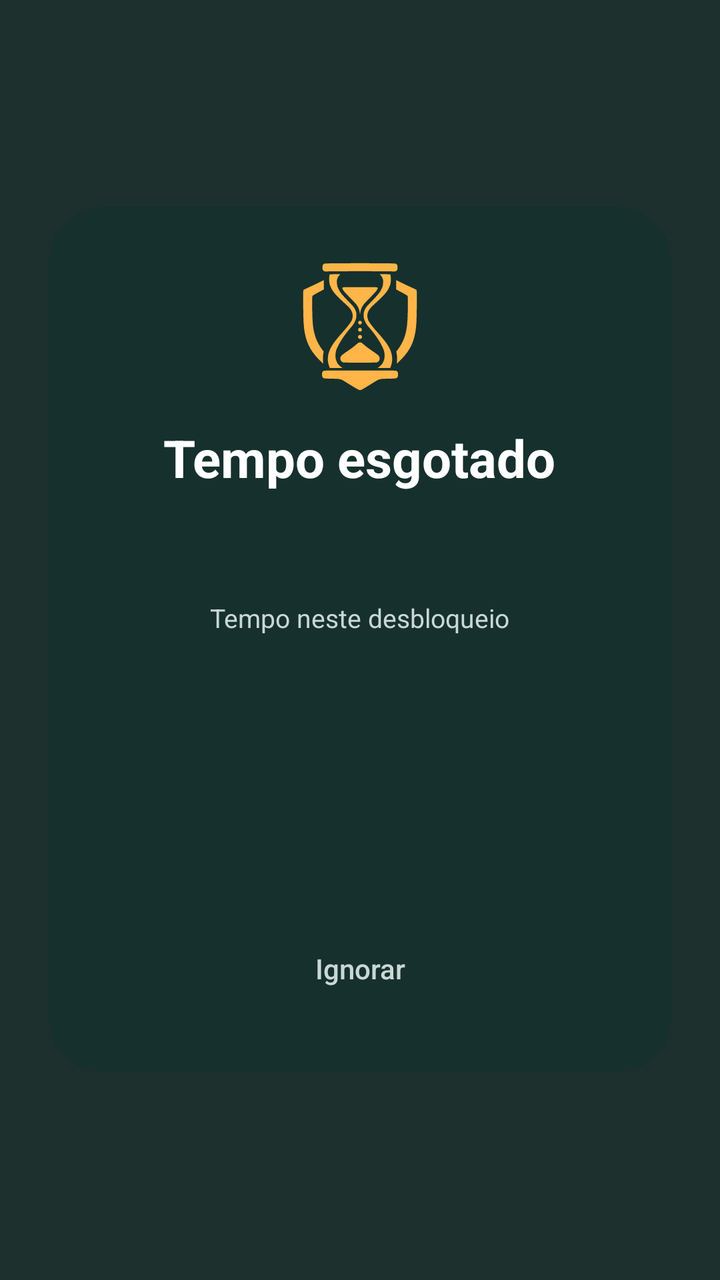
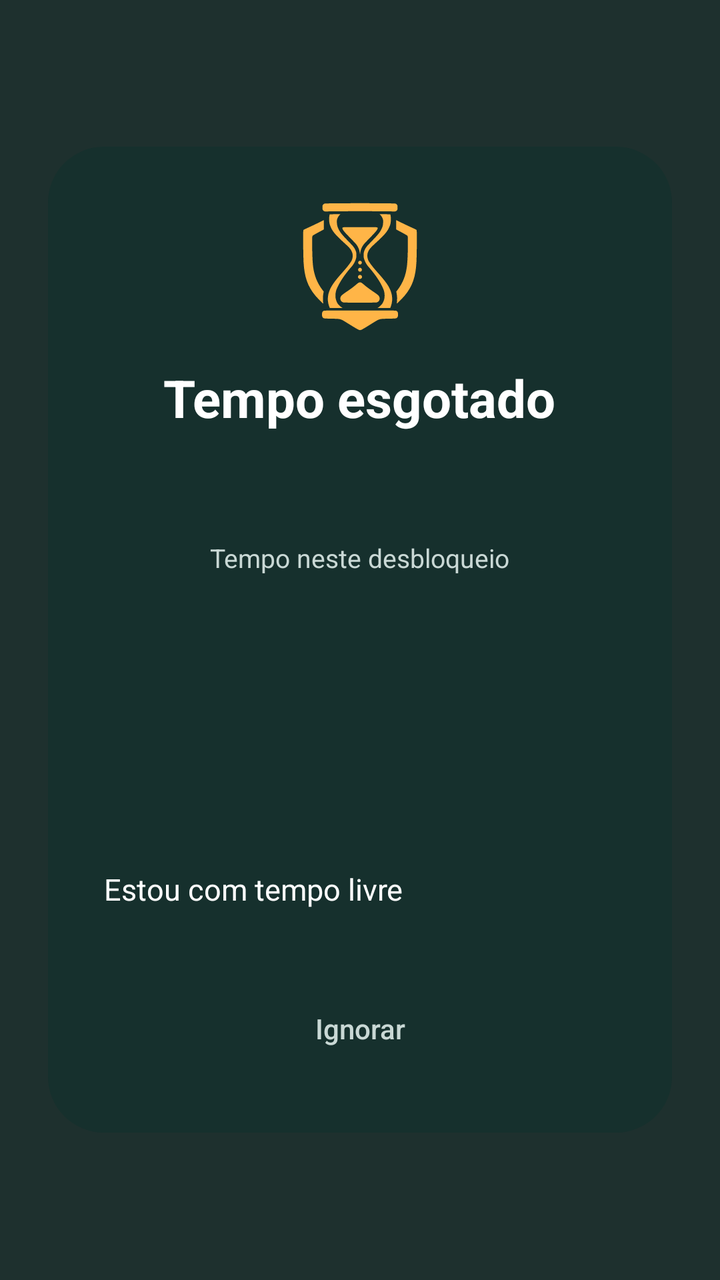

An Android layout rendered at two revisions. The XML below is the earlier revision; the diff shows what the commit changed to produce the second picture.
<!-- AndroidManifest.xml: application theme Theme.FocusGuard -->
<!-- res/layout/overlay_alert.xml -->
<?xml version="1.0" encoding="utf-8"?>
<FrameLayout xmlns:android="http://schemas.android.com/apk/res/android"
    android:layout_width="match_parent"
    android:layout_height="match_parent"
    android:background="@color/overlay_scrim"
    android:clickable="true"
    android:focusable="true">

    <ScrollView
        android:layout_width="match_parent"
        android:layout_height="match_parent"
        android:fillViewport="true"
        android:fitsSystemWindows="true">

        <FrameLayout
            android:layout_width="match_parent"
            android:layout_height="wrap_content">

            <LinearLayout
                android:layout_width="match_parent"
                android:layout_height="wrap_content"
                android:layout_gravity="center"
                android:layout_margin="24dp"
                android:background="@drawable/overlay_card"
                android:gravity="center_horizontal"
                android:orientation="vertical"
                android:padding="28dp">

                <ImageView
                    android:layout_width="64dp"
                    android:layout_height="64dp"
                    android:contentDescription="@null"
                    android:src="@drawable/ic_logo"
                    android:tint="@color/brand_amber" />

                <TextView
                    android:id="@+id/overlay_title"
                    android:layout_width="wrap_content"
                    android:layout_height="wrap_content"
                    android:layout_marginTop="16dp"
                    android:text="@string/overlay_title"
                    android:textColor="@android:color/white"
                    android:textSize="26sp"
                    android:textStyle="bold" />

                <TextView
                    android:id="@+id/overlay_message"
                    android:layout_width="wrap_content"
                    android:layout_height="wrap_content"
                    android:layout_marginTop="8dp"
                    android:gravity="center"
                    android:lineSpacingExtra="2dp"
                    android:textColor="@color/overlay_text_secondary"
                    android:textSize="16sp" />

                <TextView
                    android:layout_width="wrap_content"
                    android:layout_height="wrap_content"
                    android:layout_marginTop="24dp"
                    android:text="@string/overlay_elapsed_label"
                    android:textColor="@color/overlay_text_secondary"
                    android:textSize="13sp" />

                <TextView
                    android:id="@+id/overlay_elapsed"
                    android:layout_width="wrap_content"
                    android:layout_height="wrap_content"
                    android:fontFeatureSettings="tnum"
                    android:textColor="@color/brand_amber"
                    android:textSize="44sp"
                    android:textStyle="bold" />

                <Button
                    android:id="@+id/overlay_snooze"
                    android:layout_width="match_parent"
                    android:layout_height="56dp"
                    android:layout_marginTop="24dp"
                    android:backgroundTint="@color/brand_amber"
                    android:textAllCaps="false"
                    android:textColor="#1B1B1B"
                    android:textSize="16sp" />

                <Button
                    android:id="@+id/overlay_ignore"
                    style="?android:attr/borderlessButtonStyle"
                    android:layout_width="match_parent"
                    android:layout_height="48dp"
                    android:layout_marginTop="4dp"
                    android:text="@string/overlay_ignore"
                    android:textAllCaps="false"
                    android:textColor="@color/overlay_text_secondary" />
            </LinearLayout>
        </FrameLayout>
    </ScrollView>
</FrameLayout>
<!-- resources referenced by this layout -->
<resources>
  <color name="brand_amber">#FFB547</color>
  <color name="overlay_scrim">#EB0B1F1D</color>
  <color name="overlay_text_secondary">#C9D8D5</color>
  <!-- drawable ic_logo: vector/xml drawable (drawable, 4100 chars, omitted) -->
  <!-- drawable overlay_card (drawable) -->
  <?xml version="1.0" encoding="utf-8"?>
  <shape xmlns:android="http://schemas.android.com/apk/res/android" android:shape="rectangle">
      <solid android:color="@color/overlay_card" />
      <corners android:radius="28dp" />
  </shape>
  <string name="overlay_elapsed_label">Tempo neste desbloqueio</string>
  <string name="overlay_ignore">Ignorar</string>
  <string name="overlay_title">Tempo esgotado</string>
  <style name="Theme.FocusGuard" parent="android:Theme.Material.Light.NoActionBar">
          <item name="android:statusBarColor">@android:color/transparent</item>
          <item name="android:navigationBarColor">@android:color/transparent</item>
      </style>
  <color name="overlay_card">#16302D</color>
</resources>

<!-- the commit's change to res/layout/overlay_alert.xml (unified diff, before → after) -->
@@ -80,6 +80,29 @@
                     android:textColor="#1B1B1B"
                     android:textSize="16sp" />
 
+                
+
+                <Button
+
+                    android:id="@+id/overlay_free"
+
+                    android:layout_width="match_parent"
+
+                    android:layout_height="52dp"
+
+                    android:layout_marginTop="8dp"
+
+                    android:backgroundTint="@color/overlay_button_secondary"
+
+                    android:text="@string/overlay_free"
+
+                    android:textAllCaps="false"
+
+                    android:textColor="@android:color/white"
+
+                    android:textSize="15sp" />
+
+
                 <Button
                     android:id="@+id/overlay_ignore"
                     style="?android:attr/borderlessButtonStyle"
<!-- resource entries referenced after the edit -->
@@ -1,6 +1,7 @@
 <!-- resources referenced by this layout -->
 <resources>
   <color name="brand_amber">#FFB547</color>
+  <color name="overlay_button_secondary">#2A4A45</color>
   <color name="overlay_scrim">#EB0B1F1D</color>
   <color name="overlay_text_secondary">#C9D8D5</color>
   <!-- drawable ic_logo: vector/xml drawable (drawable, 4100 chars, omitted) -->
@@ -11,6 +12,7 @@
       <corners android:radius="28dp" />
   </shape>
   <string name="overlay_elapsed_label">Tempo neste desbloqueio</string>
+  <string name="overlay_free">Estou com tempo livre</string>
   <string name="overlay_ignore">Ignorar</string>
   <string name="overlay_title">Tempo esgotado</string>
   <style name="Theme.FocusGuard" parent="android:Theme.Material.Light.NoActionBar">
